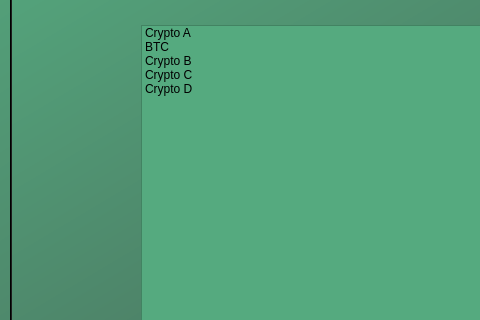
Old version of the form client/form.ui in the repository SushantKumarPandey/Crypto-Tradeing-App-with-fake-currency; both pictures show x 0 to 480 and y 166 to 486 of the 1200 by 800 pixel window.
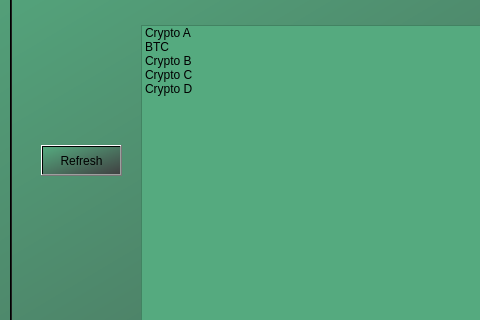
New version of the form. The open tabs and pages were chosen to show the change.

Commit message: feat: Refresh

```diff
--- a/client/form.ui
+++ b/client/form.ui
@@ -445,6 +445,19 @@
         <string>Search</string>
        </property>
       </widget>
+      <widget class="QPushButton" name="refresh">
+       <property name="geometry">
+        <rect>
+         <x>30</x>
+         <y>250</y>
+         <width>81</width>
+         <height>31</height>
+        </rect>
+       </property>
+       <property name="text">
+        <string>Refresh</string>
+       </property>
+      </widget>
      </widget>
     </widget>
     <widget class="QWidget" name="tab_3">
```
Left out of the diff: 2 changed lines with no effect on the pictures. The commit also changes 1 other file.
